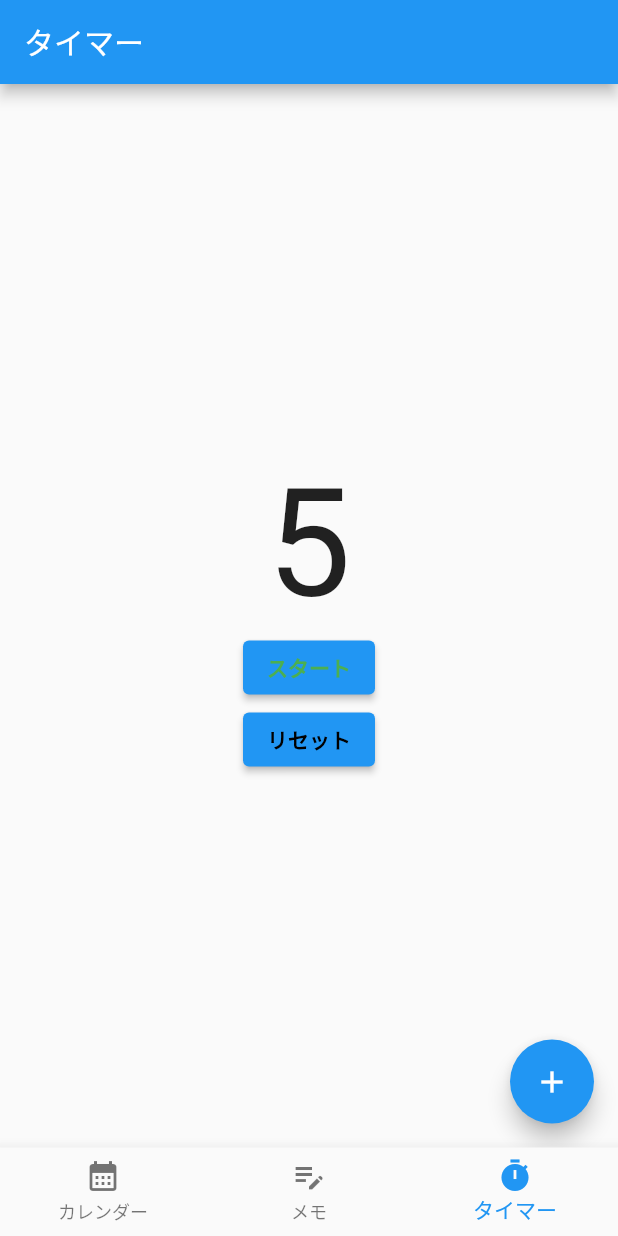
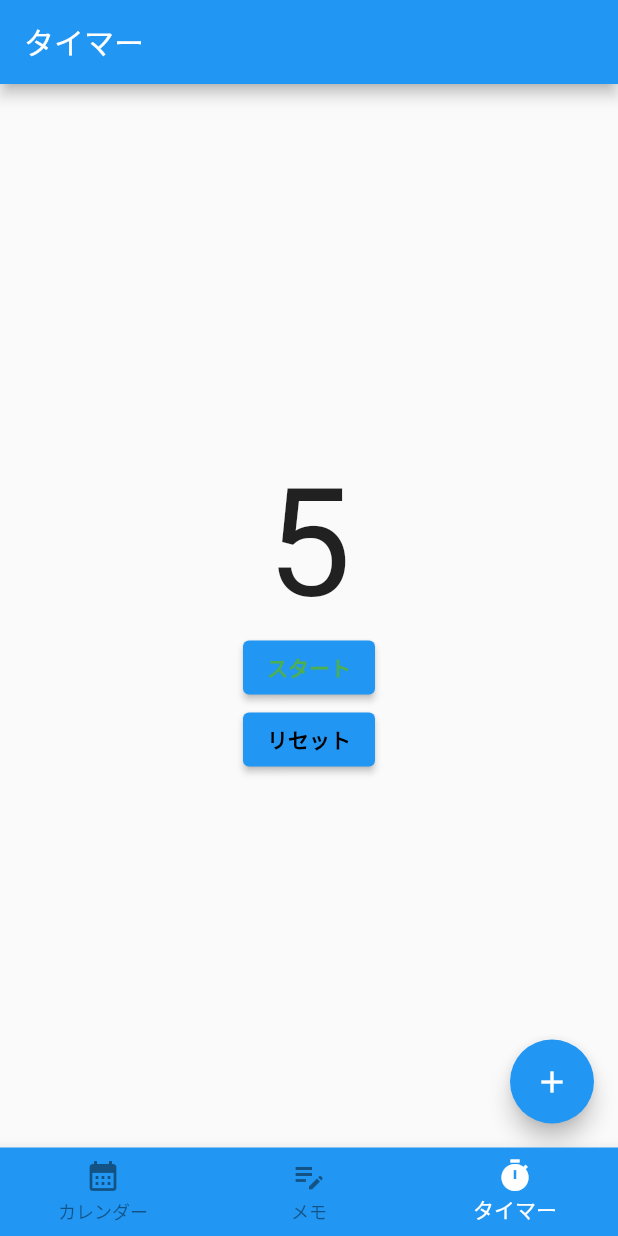
Before and after one commit to kiichi7580/Muscle_training_app, a Flutter app: the screen it shows after launch, item 3 of the bottom bar chosen, after a tap on the "add" icon, on a phone screen of 412 x 824 dp. Run offline on Flutter 3.47's test engine with Material 2 defaults, Android fonts, the phone set to English and light mode, and no system bars; our stand-ins replace audioplayers, cloud_firestore, firebase_core, flutter_riverpod, table_calendar; accounts and stored records are empty.

Commit message:
riverpod追加してBottomNavigationBarの書き方を変更

```diff
--- a/lib/app.dart
+++ b/lib/app.dart
@@ -1,59 +1,54 @@
 import 'package:flutter/material.dart';
+import 'package:flutter_riverpod/flutter_riverpod.dart';
 
 import 'view/calendar/calendar.dart';
 import 'view/memo/memo.dart';
 import 'view/timer/timer.dart';
 
-class MyApp extends StatelessWidget {
-  const MyApp({Key? key}) : super(key: key);
+
+// プロバイダー
+final indexProvider = StateProvider((ref) {
+  // 変化させたいデータ
+  return 0;
+});
+
+class Myapp extends ConsumerWidget {
+  const Myapp({super.key});
 
   @override
-  Widget build(BuildContext context) {
-    return MaterialApp(
-      title: '筋トレ管理アプリ',
-      theme: ThemeData(
-        primarySwatch: Colors.blue,
-      ),
-      home: const MyStatefulWidget(),
+  Widget build(BuildContext context, WidgetRef ref) {
+
+    // インデックス
+    final index = ref.watch(indexProvider);
+
+    // アイテム
+    const items = [
+      BottomNavigationBarItem(icon: Icon(Icons.calendar_month), label: 'カレンダー'),
+      BottomNavigationBarItem(icon: Icon(Icons.edit_note), label: 'メモ'),
+      BottomNavigationBarItem(icon: Icon(Icons.timer), label: 'タイマー'),
+    ];
+
+    final bar = BottomNavigationBar(
+      items: items,
+      backgroundColor: Colors.blue,
+      selectedItemColor: Colors.white,
+      unselectedItemColor: Colors.black45,
+      currentIndex: index,
+      onTap: (index) {
+        ref.read(indexProvider.notifier).state = index;
+      },
     );
-  }
-}
 
-class MyStatefulWidget extends StatefulWidget {
-  const MyStatefulWidget({Key? key}) : super(key: key);
-
-  @override
-  State<MyStatefulWidget> createState() => _MyStatefulWidgetState();
-}
-
-class _MyStatefulWidgetState extends State<MyStatefulWidget> {
-  static final _screens = [
+    final pages = [
       CalendarPage(),
       MemoPage(),
       TimerPage(),
     ];
 
-  int _selectedIndex = 0;
+    return Scaffold(
+      body: pages[index],
+      bottomNavigationBar: bar,
+    );
 
-  void _onItemTapped(int index) {
-    setState(() {
-      _selectedIndex = index;
-    });
-  }
-
-  @override
-  Widget build(BuildContext context) {
-    return Scaffold(
-        body: _screens[_selectedIndex],
-        bottomNavigationBar: BottomNavigationBar(
-          currentIndex: _selectedIndex,
-          onTap: _onItemTapped,
-          items: const <BottomNavigationBarItem>[
-            BottomNavigationBarItem(icon: Icon(Icons.calendar_month), label: 'カレンダー'),
-            BottomNavigationBarItem(icon: Icon(Icons.edit_note), label: 'メモ'),
-            BottomNavigationBarItem(icon: Icon(Icons.timer), label: 'タイマー'),
-          ],
-          type: BottomNavigationBarType.fixed,
-        ));
   }
 }
--- a/lib/main.dart
+++ b/lib/main.dart
@@ -1,6 +1,7 @@
 import 'package:flutter/material.dart';
 import 'package:firebase_core/firebase_core.dart';
 import 'firebase_options.dart';
+import 'package:flutter_riverpod/flutter_riverpod.dart';
 
 import 'app.dart';
 
@@ -8,13 +9,17 @@ import 'package:intl/date_symbol_data_local.dart';
 
 
 void main() async {
+  // firebaseの初期化
   WidgetsFlutterBinding.ensureInitialized();
-
   await Firebase.initializeApp(
     options: DefaultFirebaseOptions.currentPlatform,
   );
-  initializeDateFormatting().then((_) => runApp(MyApp()));
-  // runApp(MyApp());
+
+  // riverpodを使用するための記述　scope
+  const scope = ProviderScope(child: MaterialApp(home: Myapp()));
+
+  // カレンダーパッケージを使用するための記述　initializeDateFormatting().then((_)
+  initializeDateFormatting().then((_) => runApp(scope));
 }
 
 //   const app = MaterialApp(home: MyPage());
--- a/pubspec.yaml
+++ b/pubspec.yaml
@@ -35,9 +35,10 @@ dependencies:
   cupertino_icons: ^1.0.2
   firebase_core: ^2.22.0
   cloud_firestore: ^4.13.0
+  flutter_riverpod: ^2.4.6
+  intl: ^0.18.1
 
   table_calendar: ^3.0.9
-  intl: ^0.18.1
   modal_bottom_sheet: ^2.1.2
   audioplayers: ^5.2.0
 
```
Also changed, not shown: pubspec.lock, 1 other file. Lines whose indentation alone changed are shown as unchanged.
